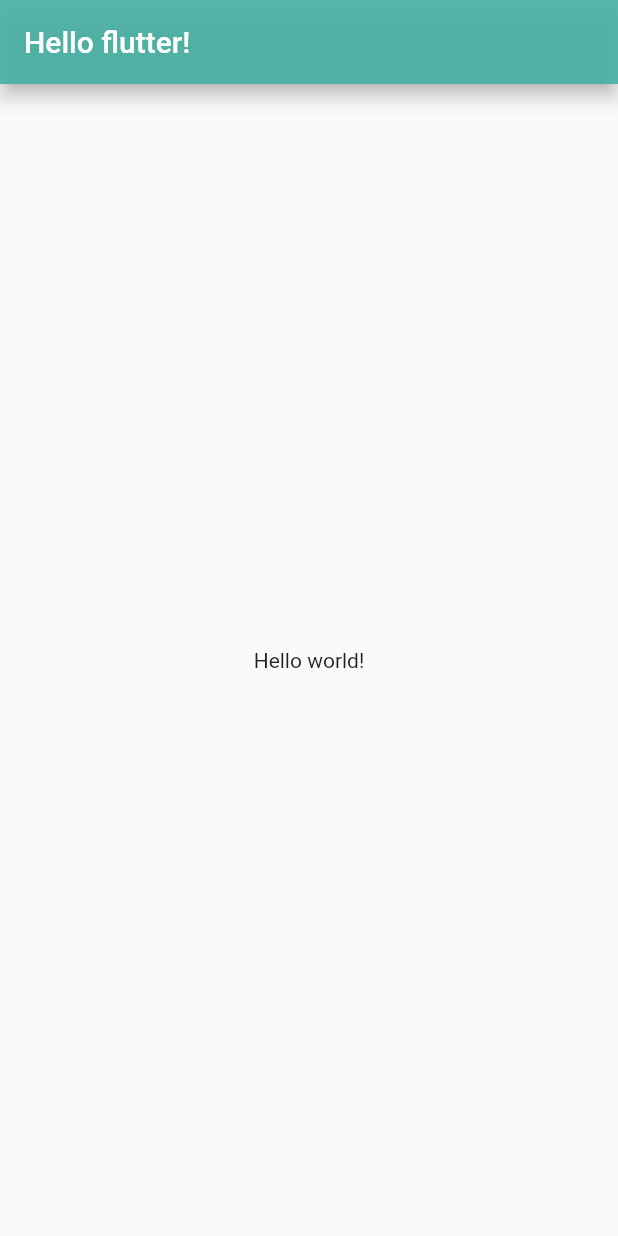
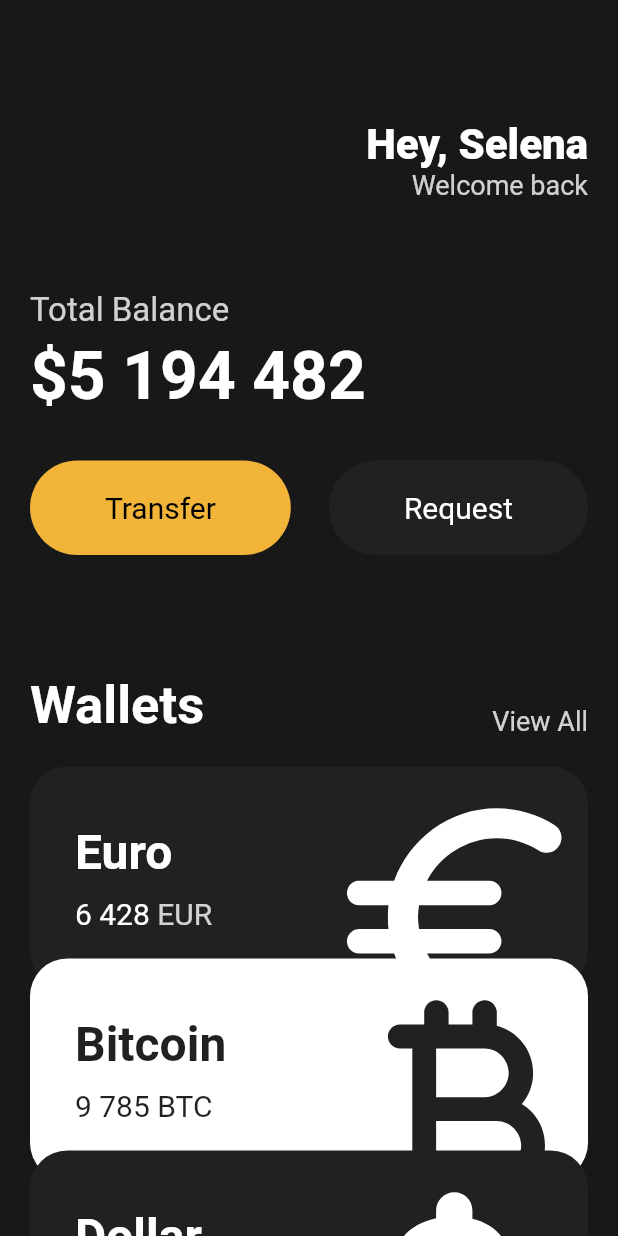
Before and after one commit to dev-seonhan/project_flutter, a Flutter app: the screen it shows after launch, on a phone screen of 412 x 824 dp. Run offline on Flutter 3.47's test engine with Material 2 defaults, Android fonts, the light colour scheme and no system bars.

Commit message:
UI 화면 구성 강의 (완)
기본적인 화면 구성 및 재사용 가능한 Widget 생성하는 작업.

```diff
--- a/info_toon/lib/main.dart
+++ b/info_toon/lib/main.dart
@@ -1,4 +1,6 @@
 import 'package:flutter/material.dart';
+import 'package:info_toon/widgets/Button.dart';
+import 'package:info_toon/widgets/currency_card.dart';
 
 // ignore: slash_for_doc_comments
 /**
@@ -18,12 +20,62 @@
  * CupertinoApp : IOS Style
  * Scaffold : 화면의 구조를 잡는 역할.
  *        Flutter의 규칙에는 모든 widget에 scaffold를 가져야 한다.
+ *
+ * SingleChildScrollView : 화면의 영역 그 이상으로 Widget들이 생겨날 때 사용자가 스크롤링 하여 그 아래의 내용들을 확인 할 수 았도록 하는 Widget
+ *
  */
 
 // ignore: slash_for_doc_comments
 /**
  * Dart
  * Named Parameter로 Class를 만드는 방법.
+ *
+ * constant
+ *  : 절대 바뀌지 않는 변수.
+ *  : compile전에 value를 사전에 알 수 있는 변수.
+ */
+
+// ignore: slash_for_doc_comments
+/**
+ * Column
+ *  : crossAxisAlignment : 수평(가로) 방향 (horizontal)
+ *  : mainAxisAlignment : 수직(세로) 방향 (vertical)
+ * Row
+ *  : crossAxisAlignment : 수직(세로) 방향 (vertical)
+ *  : mainAxisAlignment : 수평(가로) 방향 (horizontal)
+ *
+ * SizedBox() : 크기가 있는 상자
+ *
+ * Text() : 에 스타일을 적용하는 방법
+ *
+ * CustomColor
+ *  : Color(0xFF000000)
+ *  : Color.fromRGBO(r, g, b, opacity)
+ *  : Color.fromARGB(255, r, g, b)
+ *  : Colors.white.withOpacity(0.8)
+ *
+ * Container
+ *  : Div
+ *  child를 가지고 있는 박스영역
+ * decoration : BoxDecoration
+ *  : borderRadius 지정
+ * clipBehavior: Clip.none
+ *  : clipBehavior: Clip.hardEdge
+ *  : Container에서 벗어나는 widget에 대한 처리
+ *
+ * Transform.scale()
+ *  : 크기변화
+ * Transform.translate()
+ *  : 위치이동
+ *  : offset() : 지정한 x,y 만큼 이동
+ *
+ */
+
+// ignore: slash_for_doc_comments
+/**
+ * Widget Inspector 를 통해 Layout이 헷갈릴때 참조하기
+ * GuideLine Mode
+ * Search Mode
  */
 
 class Player {
@@ -43,14 +95,130 @@
   Widget build(BuildContext context) {
     return MaterialApp(
       home: Scaffold(
-        appBar: AppBar(
-          elevation: 5,
-          backgroundColor: Color.fromARGB(231, 71, 175, 162),
-          centerTitle: false,
-          title: Text('Hello flutter!'),
-        ),
-        body: Center(
-          child: Text('Hello world!'),
+        backgroundColor: const Color(0xFF181818),
+        body: SingleChildScrollView(
+          child: Padding(
+            padding: const EdgeInsets.symmetric(horizontal: 20),
+            child: Column(
+              crossAxisAlignment: CrossAxisAlignment.start,
+              children: [
+                const SizedBox(
+                  height: 80,
+                ),
+                Row(
+                  mainAxisAlignment: MainAxisAlignment.end,
+                  children: [
+                    Column(
+                      crossAxisAlignment: CrossAxisAlignment.end,
+                      children: [
+                        const Text(
+                          'Hey, Selena',
+                          style: TextStyle(
+                              color: Colors.white,
+                              fontSize: 28,
+                              fontWeight: FontWeight.w800),
+                        ),
+                        Text(
+                          'Welcome back',
+                          style: TextStyle(
+                              color: Colors.white.withOpacity(0.8),
+                              fontSize: 18),
+                        ),
+                      ],
+                    )
+                  ],
+                ),
+                const SizedBox(
+                  height: 60,
+                ),
+                Text(
+                  'Total Balance',
+                  style: TextStyle(
+                    fontSize: 22,
+                    color: Colors.white.withOpacity(0.8),
+                  ),
+                ),
+                const SizedBox(
+                  height: 5,
+                ),
+                const Text(
+                  '\$5 194 482',
+                  style: TextStyle(
+                    fontSize: 44,
+                    fontWeight: FontWeight.w600,
+                    color: Colors.white,
+                  ),
+                ),
+                const SizedBox(
+                  height: 30,
+                ),
+                Row(
+                  mainAxisAlignment: MainAxisAlignment.spaceBetween,
+                  children: const [
+                    Button(
+                        text: 'Transfer',
+                        bgColor: Color(0xFFF1B338),
+                        textColor: Colors.black),
+                    Button(
+                        text: 'Request',
+                        bgColor: Color(0xFF1F2123),
+                        textColor: Colors.white)
+                  ],
+                ),
+                const SizedBox(
+                  height: 80,
+                ),
+                Row(
+                  crossAxisAlignment: CrossAxisAlignment.end,
+                  mainAxisAlignment: MainAxisAlignment.spaceBetween,
+                  children: [
+                    const Text(
+                      'Wallets',
+                      style: TextStyle(
+                        color: Colors.white,
+                        fontSize: 35,
+                        fontWeight: FontWeight.w600,
+                      ),
+                    ),
+                    Text(
+                      'View All',
+                      style: TextStyle(
+                        color: Colors.white.withOpacity(0.8),
+                        fontSize: 18,
+                      ),
+                    ),
+                  ],
+                ),
+                const SizedBox(
+                  height: 20,
+                ),
+                const CurrencyCard(
+                  name: 'Euro',
+                  code: 'EUR',
+                  amount: '6 428',
+                  icon: Icons.euro_rounded,
+                  isInverted: false,
+                  order: 1,
+                ),
+                const CurrencyCard(
+                  name: 'Bitcoin',
+                  code: 'BTC',
+                  amount: '9 785',
+                  icon: Icons.currency_bitcoin_rounded,
+                  isInverted: true,
+                  order: 2,
+                ),
+                const CurrencyCard(
+                  name: 'Dollar',
+                  code: 'USD',
+                  amount: '428',
+                  icon: Icons.attach_money_rounded,
+                  isInverted: false,
+                  order: 3,
+                ),
+              ],
+            ),
+          ),
         ),
       ),
     );
--- /dev/null
+++ b/info_toon/lib/widgets/button.dart
@@ -0,0 +1,36 @@
+import 'package:flutter/material.dart';
+
+class Button extends StatelessWidget {
+  final String text;
+  final Color bgColor;
+  final Color textColor;
+
+  const Button(
+      {super.key,
+      required this.text,
+      required this.bgColor,
+      required this.textColor});
+
+  @override
+  Widget build(BuildContext context) {
+    return Container(
+      decoration: BoxDecoration(
+        borderRadius: BorderRadius.circular(45),
+        color: bgColor,
+      ),
+      child: Padding(
+        padding: const EdgeInsets.symmetric(
+          vertical: 20,
+          horizontal: 50,
+        ),
+        child: Text(
+          text,
+          style: TextStyle(
+            color: textColor,
+            fontSize: 20,
+          ),
+        ),
+      ),
+    );
+  }
+}
--- /dev/null
+++ b/info_toon/lib/widgets/currency_card.dart
@@ -0,0 +1,105 @@
+import 'package:flutter/material.dart';
+
+/// button.dart 에서처럼 어떤 것을 Custom할 수 있을지 정하고 그것들을 넘겨서 사용할 수 있도록.
+
+class CurrencyCard extends StatelessWidget {
+  final String name, code, amount;
+  final IconData icon;
+  final bool isInverted;
+  final int order;
+
+  final _blackColor = const Color(0xFF1F2123);
+  final _whiteColor = const Color(0xFFFFFFFF);
+
+  const CurrencyCard({
+    super.key,
+    required this.name,
+    required this.code,
+    required this.amount,
+    required this.icon,
+    required this.isInverted,
+    required this.order,
+  });
+
+  @override
+  Widget build(BuildContext context) {
+    return Transform.translate(
+      offset: Offset(0, setOrderValue(order)),
+      child: Container(
+        clipBehavior: Clip.hardEdge,
+        decoration: BoxDecoration(
+          color: isInverted ? Colors.white : _blackColor,
+          borderRadius: BorderRadius.circular(25),
+        ),
+        child: Padding(
+          padding: const EdgeInsets.all(30),
+          child: Row(
+            mainAxisAlignment: MainAxisAlignment.spaceBetween,
+            children: [
+              Column(
+                crossAxisAlignment: CrossAxisAlignment.start,
+                children: [
+                  Text(
+                    name,
+                    style: TextStyle(
+                        color: isInverted ? _blackColor : _whiteColor,
+                        fontSize: 32,
+                        fontWeight: FontWeight.w600),
+                  ),
+                  const SizedBox(
+                    height: 10,
+                  ),
+                  Row(
+                    children: [
+                      Text(
+                        amount,
+                        style: TextStyle(
+                          color: isInverted ? _blackColor : _whiteColor,
+                          fontSize: 20,
+                        ),
+                      ),
+                      const SizedBox(
+                        width: 5,
+                      ),
+                      Text(
+                        code,
+                        style: TextStyle(
+                          color: isInverted
+                              ? _blackColor
+                              : _whiteColor.withOpacity(0.8),
+                          fontSize: 20,
+                        ),
+                      ),
+                    ],
+                  ),
+                ],
+              ),
+              Transform.scale(
+                scale: 2.2,
+                child: Transform.translate(
+                  offset: const Offset(-5, 12),
+                  child: Icon(
+                    icon,
+                    color: isInverted ? _blackColor : _whiteColor,
+                    size: 88,
+                  ),
+                ),
+              )
+            ],
+          ),
+        ),
+      ),
+    );
+  }
+
+  setOrderValue(int order) {
+    switch (order) {
+      case 1:
+        return 0.0;
+      case 2:
+        return -20.0;
+      case 3:
+        return -40.0;
+    }
+  }
+}
```
Also changed, not shown: 1 other file.
